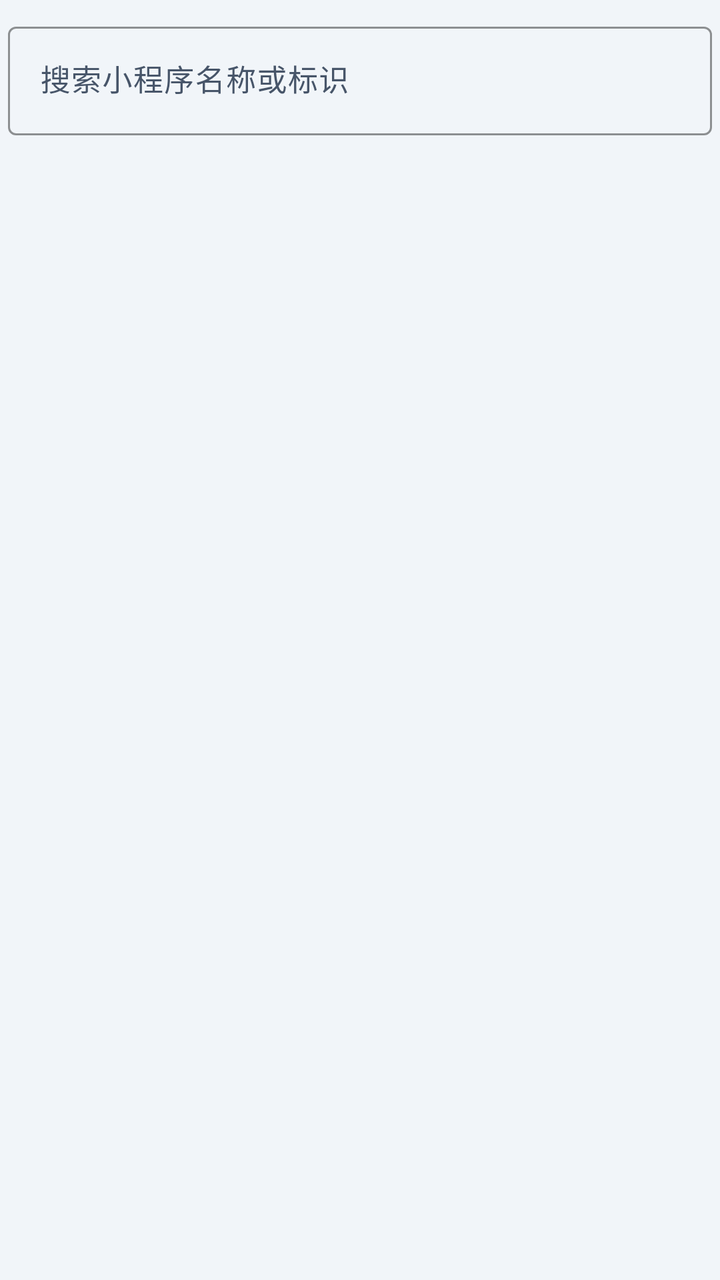
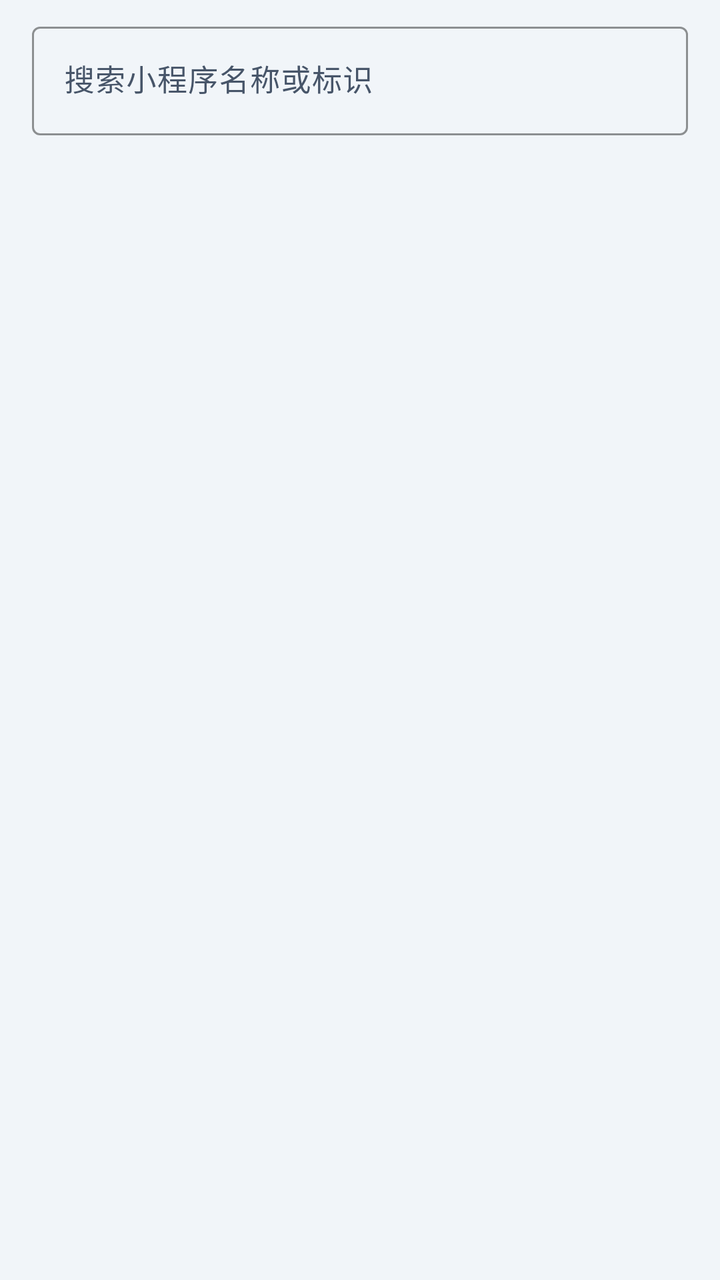

Compare the two renders of this Android layout. The source of the first and the diff that turns it into the second are given below.
<!-- AndroidManifest.xml: application theme Theme.MiniApp -->
<!-- res/layout/dialog_search.xml -->
<?xml version="1.0" encoding="utf-8"?>
<LinearLayout xmlns:android="http://schemas.android.com/apk/res/android"
    xmlns:app="http://schemas.android.com/apk/res-auto"
    android:layout_width="match_parent"
    android:layout_height="wrap_content"
    android:orientation="vertical"
    android:paddingHorizontal="4dp"
    android:paddingTop="8dp">

    <com.google.android.material.textfield.TextInputLayout
        android:id="@+id/til_search"
        style="@style/Widget.Material3.TextInputLayout.OutlinedBox"
        android:layout_width="match_parent"
        android:layout_height="wrap_content"
        android:hint="搜索小程序名称或标识"
        app:boxStrokeColor="@color/brand_primary"
        app:hintTextColor="@color/brand_primary">

        <com.google.android.material.textfield.TextInputEditText
            android:id="@+id/et_search"
            android:layout_width="match_parent"
            android:layout_height="wrap_content"
            android:maxLines="1"
            android:textColor="@color/text_primary"
            android:textSize="15sp" />
    </com.google.android.material.textfield.TextInputLayout>

    <ListView
        android:id="@+id/list_search"
        android:layout_width="match_parent"
        android:layout_height="320dp"
        android:layout_marginTop="4dp"
        android:divider="@color/divider"
        android:dividerHeight="1dp" />

    <TextView
        android:id="@+id/tv_search_empty"
        android:layout_width="match_parent"
        android:layout_height="wrap_content"
        android:layout_marginTop="24dp"
        android:gravity="center"
        android:text="没有找到匹配的小程序"
        android:textColor="@color/text_secondary"
        android:textSize="13sp"
        android:visibility="gone" />
</LinearLayout>
<!-- resources referenced by this layout -->
<resources>
  <color name="brand_primary">#2563EB</color>
  <color name="divider">#E2E8F0</color>
  <color name="text_primary">#0F172A</color>
  <color name="text_secondary">#475569</color>
  <style name="Theme.MiniApp" parent="Theme.Material3.DayNight.NoActionBar">
          
          <item name="colorPrimary">@color/brand_primary</item>
          <item name="colorOnPrimary">@color/brand_on_primary</item>
          <item name="colorPrimaryContainer">@color/brand_primary_container</item>
          <item name="colorOnPrimaryContainer">@color/brand_on_primary_container</item>
          <item name="colorSecondary">@color/brand_accent</item>
          <item name="colorOnSecondary">@color/brand_on_secondary</item>
          <item name="colorSurface">@color/bg_card</item>
          <item name="colorOnSurface">@color/text_primary</item>
          <item name="colorSurfaceVariant">@color/bg_card_raised</item>
          <item name="colorOnSurfaceVariant">@color/text_secondary</item>
          <item name="colorOutline">@color/divider</item>
          <item name="colorError">@color/danger</item>
          <item name="colorOnError">#FFFFFF</item>
          <item name="android:windowBackground">@color/bg_window</item>
          <item name="android:statusBarColor" tools:targetApi="l">@color/brand_primary_dark</item>
          
          <item name="android:windowAnimationStyle">@style/Animation.MiniApp.Activity</item>
          
          <item name="android:alertDialogTheme">@style/ThemeOverlay.MiniApp.RoundedDialog</item>
          <item name="alertDialogTheme">@style/ThemeOverlay.MiniApp.RoundedDialog</item>
          <item name="materialAlertDialogTheme">@style/ThemeOverlay.MiniApp.RoundedDialog</item>
      </style>
  <color name="brand_on_primary">#FFFFFF</color>
  <color name="brand_primary_container">#DBEAFE</color>
  <color name="brand_on_primary_container">#1E3A8A</color>
  <color name="brand_accent">#F59E0B</color>
  <color name="brand_on_secondary">#1A1504</color>
  <color name="bg_card">#FFFFFF</color>
  <color name="bg_card_raised">#F8FAFC</color>
  <color name="danger">#DC2626</color>
  <color name="bg_window">#F1F5F9</color>
  <color name="brand_primary_dark">#1E40AF</color>
  <style name="Animation.MiniApp.Activity" parent="@android:style/Animation.Activity">
          <item name="android:activityOpenEnterAnimation">@anim/slide_in_right</item>
          <item name="android:activityOpenExitAnimation">@anim/fade_out_slight</item>
          <item name="android:activityCloseEnterAnimation">@anim/fade_in_slight</item>
          <item name="android:activityCloseExitAnimation">@anim/slide_out_right</item>
      </style>
  <style name="ThemeOverlay.MiniApp.RoundedDialog" parent="ThemeOverlay.Material3.MaterialAlertDialog">
          <item name="colorPrimary">@color/brand_primary</item>
          <item name="colorSecondary">@color/brand_accent</item>
          <item name="shapeAppearanceOverlay">@style/ShapeAppearance.MiniApp.Dialog</item>
          <item name="buttonBarPositiveButtonStyle">@style/Widget.MiniApp.DialogButton</item>
          <item name="buttonBarNegativeButtonStyle">@style/Widget.MiniApp.DialogButton</item>
          <item name="buttonBarNeutralButtonStyle">@style/Widget.MiniApp.DialogButton</item>
      </style>
  <style name="ShapeAppearance.MiniApp.Dialog" parent="">
          <item name="cornerFamily">rounded</item>
          <item name="cornerSize">24dp</item>
      </style>
  <style name="Widget.MiniApp.DialogButton" parent="Widget.Material3.Button.TextButton.Dialog">
          <item name="android:textColor">@color/brand_primary</item>
      </style>
</resources>

<!-- the commit's change to res/layout/dialog_search.xml (unified diff, before → after) -->
@@ -4,7 +4,7 @@
     android:layout_width="match_parent"
     android:layout_height="wrap_content"
     android:orientation="vertical"
-    android:paddingHorizontal="4dp"
+    android:paddingHorizontal="16dp"
     android:paddingTop="8dp">
 
     <com.google.android.material.textfield.TextInputLayout
@@ -25,13 +25,13 @@
             android:textSize="15sp" />
     </com.google.android.material.textfield.TextInputLayout>
 
-    <ListView
+    <androidx.recyclerview.widget.RecyclerView
         android:id="@+id/list_search"
         android:layout_width="match_parent"
         android:layout_height="320dp"
         android:layout_marginTop="4dp"
-        android:divider="@color/divider"
-        android:dividerHeight="1dp" />
+        android:clipToPadding="false"
+        android:scrollbars="vertical" />
 
     <TextView
         android:id="@+id/tv_search_empty"
